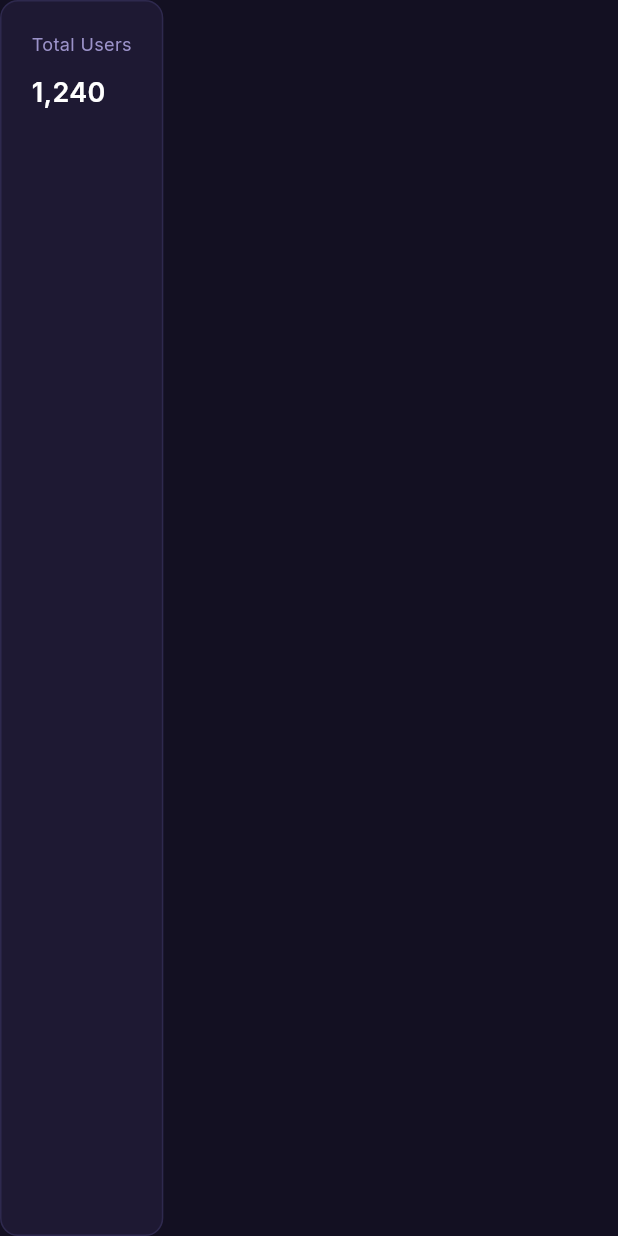
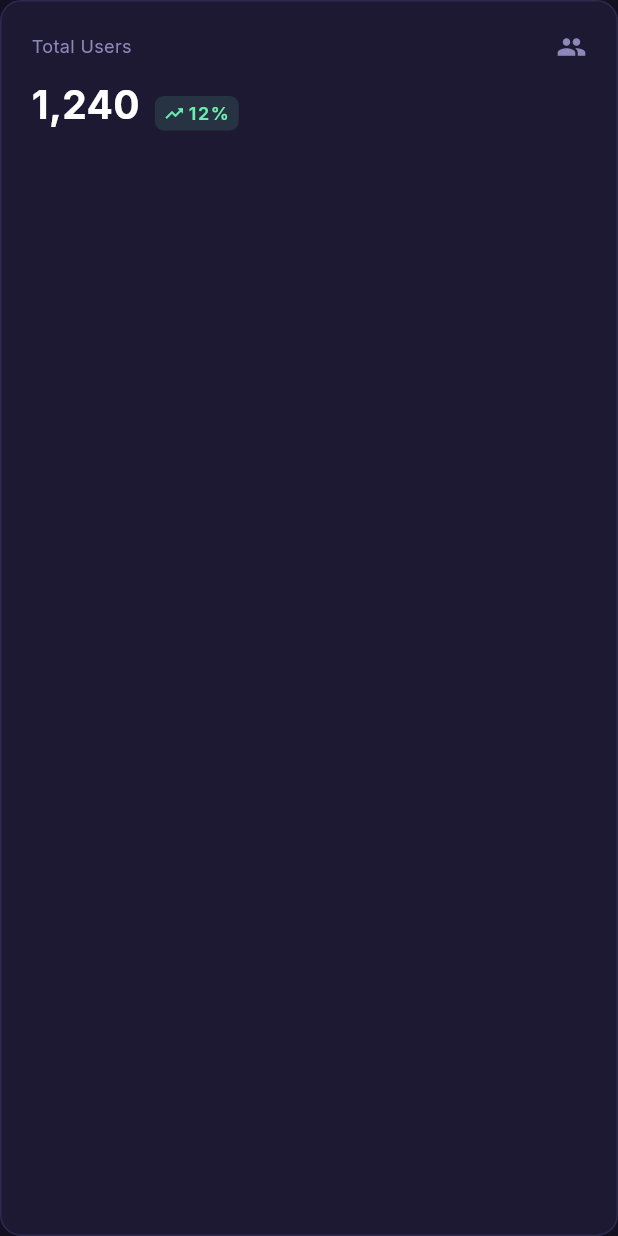
Before and after one commit to Debdaru07/E-Commerce-MVP, a Flutter app: the _StatCard widget shown alone on an empty page, opened directly, on a phone screen of 412 x 824 dp. Run offline on Flutter 3.47's test engine with Material 3 defaults, Android fonts, the phone set to English and light mode, and no system bars; our stand-ins replace google_fonts, lucide_icons; network calls fail.

Commit message:
users management page design somewhat completed

```diff
--- a/client/lib/core/constants/app_colors.dart
+++ b/client/lib/core/constants/app_colors.dart
@@ -18,4 +18,6 @@
 
   static const textSecondary = Color(0xFF9B92C9);
   static const textPrimary = Colors.white;
+
+  static const textMuted = Color(0xFF8E88B8);
 }
--- a/client/lib/features/admin/pages/users/users_management_page.dart
+++ b/client/lib/features/admin/pages/users/users_management_page.dart
@@ -69,15 +69,36 @@
     return const Row(
       children: [
         Expanded(
-          child: _StatCard(title: 'Total Users', value: '1,240'),
+          child: _StatCard(
+            title: 'Total Users',
+            value: '1,240',
+            icon: Icons.group,
+            trend: '12%',
+            trendUp: true,
+            trendColor: Colors.greenAccent,
+          ),
         ),
-        SizedBox(width: 16),
+        SizedBox(width: 20),
         Expanded(
-          child: _StatCard(title: 'Active Users', value: '1,100'),
+          child: _StatCard(
+            title: 'Active Users',
+            value: '1,100',
+            icon: Icons.person_outline,
+            trend: '5%',
+            trendUp: true,
+            trendColor: Colors.greenAccent,
+          ),
         ),
-        SizedBox(width: 16),
+        SizedBox(width: 20),
         Expanded(
-          child: _StatCard(title: 'Pending Invites', value: '140'),
+          child: _StatCard(
+            title: 'Pending Invites',
+            value: '140',
+            icon: Icons.mail_outline,
+            trend: '2%',
+            trendUp: false,
+            trendColor: Colors.orangeAccent,
+          ),
         ),
       ],
     );
@@ -281,8 +302,19 @@
 class _StatCard extends StatelessWidget {
   final String title;
   final String value;
+  final IconData icon;
+  final String trend;
+  final bool trendUp;
+  final Color trendColor;
 
-  const _StatCard({required this.title, required this.value});
+  const _StatCard({
+    required this.title,
+    required this.value,
+    required this.icon,
+    required this.trend,
+    required this.trendUp,
+    required this.trendColor,
+  });
 
   @override
   Widget build(BuildContext context) {
@@ -290,15 +322,74 @@
       padding: const EdgeInsets.all(20),
       decoration: BoxDecoration(
         color: AppColors.surfaceDark,
-        borderRadius: BorderRadius.circular(12),
+        borderRadius: BorderRadius.circular(14),
         border: Border.all(color: AppColors.borderDark),
       ),
       child: Column(
         crossAxisAlignment: CrossAxisAlignment.start,
         children: [
-          Text(title, style: AppTextStyles.caption),
+          // ── Title + Icon
+          Row(
+            mainAxisAlignment: MainAxisAlignment.spaceBetween,
+            children: [
+              Text(
+                title,
+                style: AppTextStyles.caption.copyWith(
+                  color: AppColors.textMuted,
+                ),
+              ),
+              Icon(
+                icon,
+                size: 20,
+                color: AppColors.textMuted,
+              ),
+            ],
+          ),
+
           const SizedBox(height: 12),
-          Text(value, style: AppTextStyles.sectionTitle),
+
+          // ── Value + Trend
+          Row(
+            crossAxisAlignment: CrossAxisAlignment.end,
+            children: [
+              Text(
+                value,
+                style: AppTextStyles.sectionTitle.copyWith(
+                  fontSize: 26,
+                  fontWeight: FontWeight.w700,
+                ),
+              ),
+              const SizedBox(width: 10),
+              _trendBadge(),
+            ],
+          ),
+        ],
+      ),
+    );
+  }
+
+  Widget _trendBadge() {
+    return Container(
+      padding: const EdgeInsets.symmetric(horizontal: 6, vertical: 3),
+      decoration: BoxDecoration(
+        color: trendColor.withOpacity(0.12),
+        borderRadius: BorderRadius.circular(6),
+      ),
+      child: Row(
+        children: [
+          Icon(
+            trendUp ? Icons.trending_up : Icons.trending_down,
+            size: 14,
+            color: trendColor,
+          ),
+          const SizedBox(width: 2),
+          Text(
+            trend,
+            style: AppTextStyles.labelSmall.copyWith(
+              color: trendColor,
+              fontWeight: FontWeight.w600,
+            ),
+          ),
         ],
       ),
     );
```
